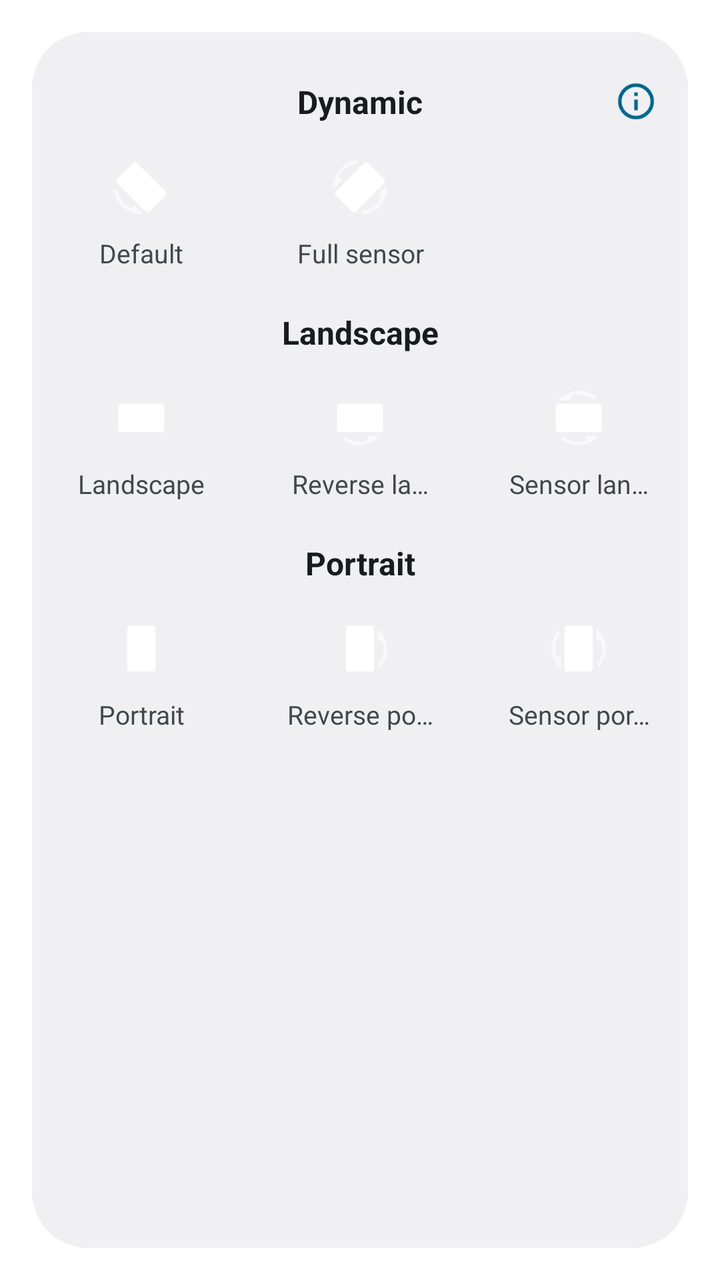
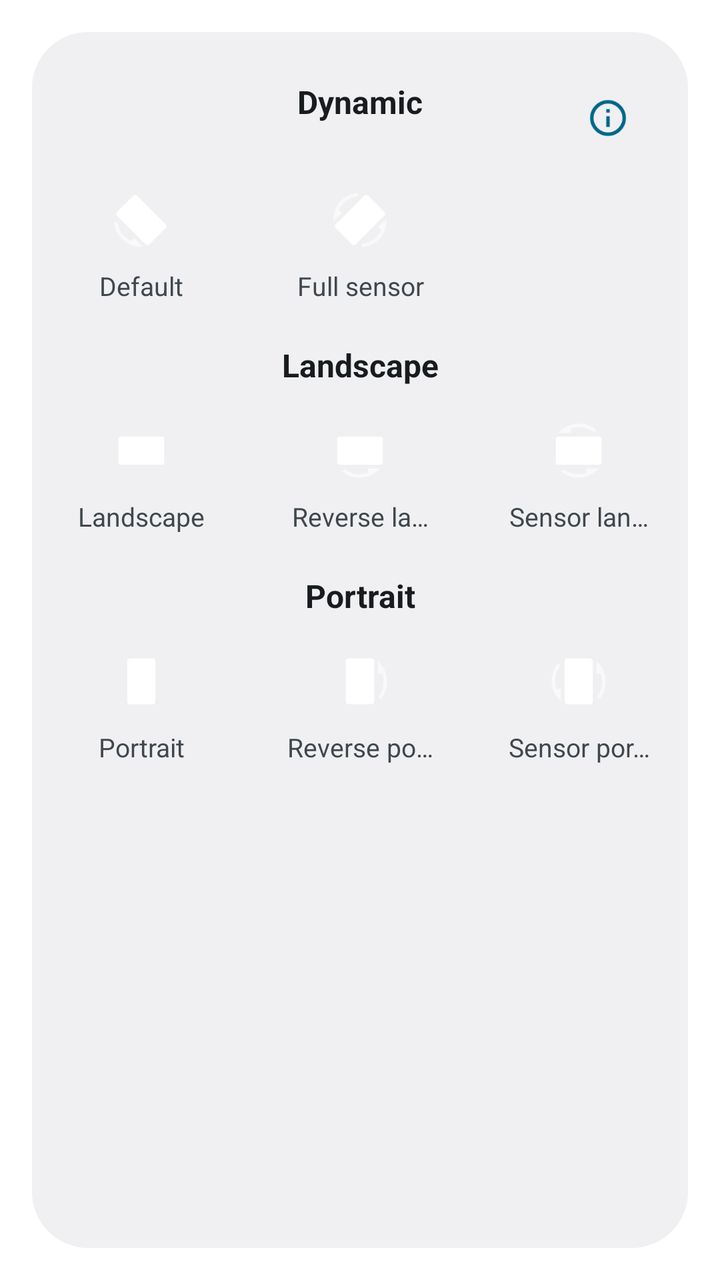

Before-and-after screenshots of an Android layout around one commit, followed by the original layout XML and the change that was made.
<!-- AndroidManifest.xml: activity theme AppTheme -->
<!-- res/layout/main.xml -->
<?xml version="1.0" encoding="utf-8"?>
<ScrollView
    xmlns:android="http://schemas.android.com/apk/res/android"
    android:layout_width="match_parent"
    android:layout_height="wrap_content"
    android:fillViewport="true"
    >

  <LinearLayout
      android:orientation="vertical"
      android:layout_width="match_parent"
      android:layout_height="wrap_content"
      android:id="@+id/ll_root"
      android:paddingTop="16dp"
      android:paddingBottom="16dp"
      >

    <FrameLayout
        android:layout_width="match_parent"
        android:layout_height="wrap_content"
        android:orientation="horizontal"
        >

      <TextView
          android:layout_width="match_parent"
          android:layout_height="wrap_content"
          android:text="@string/orientation_dynamic"
          style="@style/TitleStyle"
          />

      <ImageView
          android:id="@+id/iv_about"
          android:layout_width="20dp"
          android:layout_height="20dp"
          android:background="?android:selectableItemBackgroundBorderless"
          android:contentDescription="@string/about"
          android:src="@drawable/ic_info"
          android:tint="?android:colorAccent"
          android:layout_gravity="end|center_vertical"
          android:layout_marginLeft="16dp"
          android:layout_marginRight="16dp"
          android:layout_marginTop="2dp"
          />
    </FrameLayout>

    <LinearLayout
        android:layout_width="match_parent"
        android:layout_height="wrap_content"
        android:orientation="horizontal"
        >

      <TextView
          android:id="@+id/tv_orientation_default"
          android:layout_width="0dp"
          android:layout_height="wrap_content"
          android:drawableTop="@drawable/ic_rotate_system"
          android:text="@string/orientation_default"
          android:layout_weight="1"
          style="@style/ItemStyle"
          />

      <TextView
          android:id="@+id/tv_orientation_full_sensor"
          android:layout_width="0dp"
          android:layout_height="wrap_content"
          android:drawableTop="@drawable/ic_rotate_full_sensor"
          android:text="@string/orientation_full_sensor"
          android:layout_weight="1"
          style="@style/ItemStyle"
          />

      <Space
          android:layout_width="wrap_content"
          android:layout_height="wrap_content"
          android:layout_marginLeft="16dp"
          android:layout_marginRight="16dp"
          android:layout_weight="1"
          />

    </LinearLayout>

    <TextView
        android:layout_width="match_parent"
        android:layout_height="wrap_content"
        android:text="@string/orientation_landscape"
        style="@style/TitleStyle"
        />

    <LinearLayout
        android:layout_width="match_parent"
        android:layout_height="wrap_content"
        android:orientation="horizontal"
        >

      <TextView
          android:id="@+id/tv_orientation_landscape"
          android:layout_width="0dp"
          android:layout_height="wrap_content"
          android:drawableTop="@drawable/ic_rotate_landscape"
          android:text="@string/orientation_landscape"
          android:layout_weight="1"
          style="@style/ItemStyle"
          />

      <TextView
          android:id="@+id/tv_orientation_reverse_landscape"
          android:layout_width="0dp"
          android:layout_height="wrap_content"
          android:drawableTop="@drawable/ic_rotate_reverse_landscape"
          android:text="@string/orientation_reverse_landscape"
          android:layout_weight="1"
          style="@style/ItemStyle"
          />

      <TextView
          android:id="@+id/tv_orientation_sensor_landscape"
          android:layout_width="0dp"
          android:layout_height="wrap_content"
          android:drawableTop="@drawable/ic_rotate_sensor_landscape"
          android:text="@string/orientation_sensor_landscape"
          android:layout_weight="1"
          style="@style/ItemStyle"
          />

    </LinearLayout>

    <TextView
        android:layout_width="match_parent"
        android:layout_height="wrap_content"
        android:text="@string/orientation_portrait"
        style="@style/TitleStyle"
        />

    <LinearLayout
        android:layout_width="match_parent"
        android:layout_height="wrap_content"
        android:orientation="horizontal"
        >

      <TextView
          android:id="@+id/tv_orientation_portrait"
          android:layout_width="0dp"
          android:layout_height="wrap_content"
          android:drawableTop="@drawable/ic_rotate_portrait"
          android:text="@string/orientation_portrait"
          android:layout_weight="1"
          style="@style/ItemStyle"
          />

      <TextView
          android:id="@+id/tv_orientation_reverse_portrait"
          android:layout_width="0dp"
          android:layout_height="wrap_content"
          android:drawableTop="@drawable/ic_rotate_reverse_portrait"
          android:text="@string/orientation_reverse_portrait"
          android:layout_weight="1"
          style="@style/ItemStyle"
          />

      <TextView
          android:id="@+id/tv_orientation_sensor_portrait"
          android:layout_width="0dp"
          android:layout_height="wrap_content"
          android:drawableTop="@drawable/ic_rotate_sensor_portrait"
          android:text="@string/orientation_sensor_portrait"
          android:layout_weight="1"
          style="@style/ItemStyle"
          />

    </LinearLayout>

  </LinearLayout>

</ScrollView>
<!-- resources referenced by this layout -->
<resources>
  <!-- drawable ic_rotate_full_sensor (drawable) -->
  <?xml version="1.0" encoding="utf-8"?>
  <rotate xmlns:android="http://schemas.android.com/apk/res/android"
      android:drawable="@drawable/ic_rotate_sensor_portrait"
      android:fromDegrees="45"
      android:toDegrees="45"
      android:pivotX="50%"
      android:pivotY="50%"/>
  <!-- drawable ic_rotate_landscape (drawable) -->
  <?xml version="1.0" encoding="utf-8"?>
  <rotate xmlns:android="http://schemas.android.com/apk/res/android"
      android:drawable="@drawable/ic_rotate_portrait"
      android:fromDegrees="90"
      android:toDegrees="90"
      android:pivotX="50%"
      android:pivotY="50%"/>
  <!-- drawable ic_rotate_reverse_landscape (drawable) -->
  <?xml version="1.0" encoding="utf-8"?>
  <rotate xmlns:android="http://schemas.android.com/apk/res/android"
      android:drawable="@drawable/ic_rotate_reverse_portrait"
      android:fromDegrees="90"
      android:toDegrees="90"
      android:pivotX="50%"
      android:pivotY="50%"/>
  <!-- drawable ic_rotate_sensor_landscape (drawable) -->
  <?xml version="1.0" encoding="utf-8"?>
  <rotate xmlns:android="http://schemas.android.com/apk/res/android"
      android:drawable="@drawable/ic_rotate_sensor_portrait"
      android:fromDegrees="90"
      android:toDegrees="90"
      android:pivotX="50%"
      android:pivotY="50%"/>
  <!-- drawable ic_rotate_system (drawable) -->
  <?xml version="1.0" encoding="utf-8"?>
  <rotate xmlns:android="http://schemas.android.com/apk/res/android"
      android:drawable="@drawable/ic_rotate_reverse_portrait"
      android:fromDegrees="135"
      android:toDegrees="135"
      android:pivotX="50%"
      android:pivotY="50%"/>
  <string name="about">About</string>
  <string name="orientation_default">Default</string>
  <string name="orientation_dynamic">Dynamic</string>
  <string name="orientation_full_sensor">Full sensor</string>
  <string name="orientation_landscape">Landscape</string>
  <string name="orientation_portrait">Portrait</string>
  <string name="orientation_reverse_landscape">Reverse landscape</string>
  <string name="orientation_reverse_portrait">Reverse portrait</string>
  <string name="orientation_sensor_landscape">Sensor landscape</string>
  <string name="orientation_sensor_portrait">Sensor portrait</string>
  <style name="ItemStyle">
      <item name="android:layout_marginLeft">16dp</item>
      <item name="android:layout_marginRight">16dp</item>
      <item name="android:paddingLeft">2dp</item>
      <item name="android:paddingRight">2dp</item>
      <item name="android:paddingTop">12dp</item>
      <item name="android:paddingBottom">12dp</item>
      <item name="android:drawablePadding">8dp</item>
      <item name="android:gravity">center_horizontal</item>
      <item name="android:textSize">13sp</item>
      <item name="android:background">@drawable/bg_button</item>
      <item name="android:maxLines">1</item>
      <item name="android:lines">1</item>
      <item name="android:ellipsize">end</item>
      <item name="android:textColor">?android:textColorSecondary</item>
    </style>
  <style name="TitleStyle">
      <item name="android:paddingLeft">16dp</item>
      <item name="android:paddingRight">16dp</item>
      <item name="android:paddingTop">8dp</item>
      <item name="android:paddingBottom">4dp</item>
      <item name="android:textSize">16sp</item>
      <item name="android:textStyle">bold</item>
      <item name="android:gravity">center</item>
      <item name="android:textColor">?android:textColorPrimary</item>
    </style>
  <style name="AppTheme" parent="android:Theme.DeviceDefault.Light.Dialog.NoActionBar.MinWidth" />
  <!-- drawable bg_button (drawable) -->
  <?xml version="1.0" encoding="utf-8"?>
  <selector xmlns:android="http://schemas.android.com/apk/res/android">
  
      <item android:state_enabled="true" android:state_pressed="true">
          <shape>
              <corners android:radius="16dp" />
              <solid android:color="@color/button_bg" />
          </shape>
      </item>
  
  </selector>
  <color name="button_bg">#30808080</color>
  <!-- unchanged entries left out for length: 4 -->
</resources>

<!-- the commit's change to res/layout/main.xml (unified diff, before → after) -->
@@ -30,8 +30,9 @@
 
       <ImageView
           android:id="@+id/iv_about"
-          android:layout_width="20dp"
-          android:layout_height="20dp"
+          android:layout_width="48dp"
+          android:layout_height="48dp"
+          android:padding="14dp"
           android:background="?android:selectableItemBackgroundBorderless"
           android:contentDescription="@string/about"
           android:src="@drawable/ic_info"
